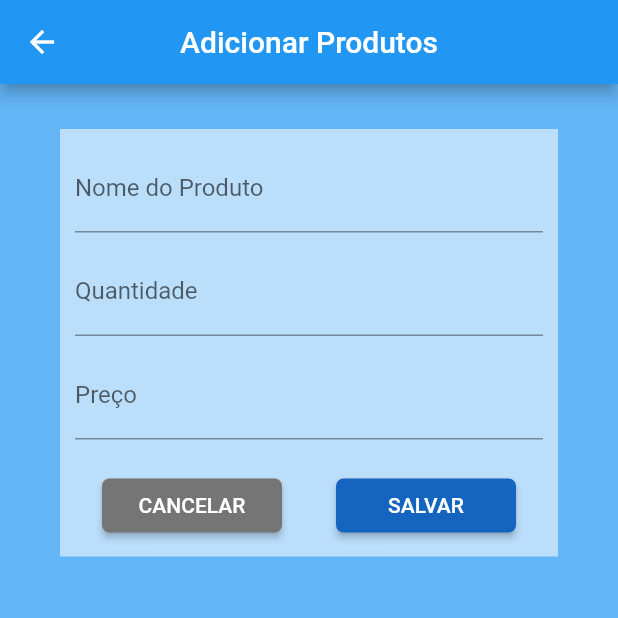
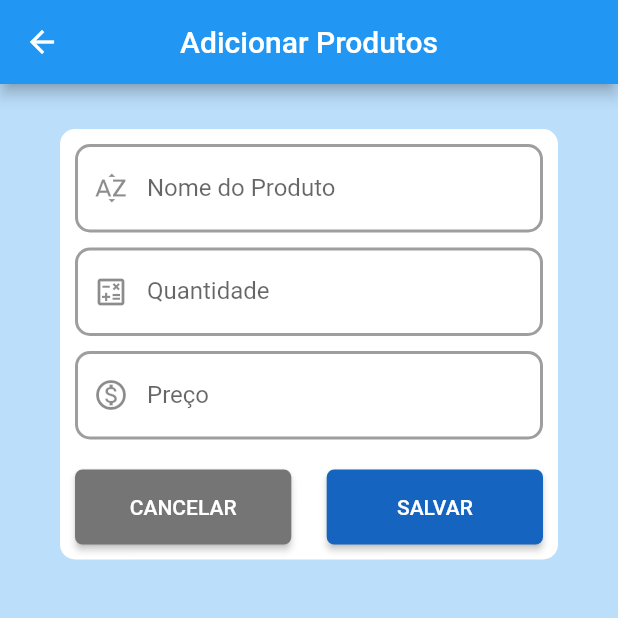
Before and after one commit to devlucasandrade/app_lista_de_compras_v1, a Flutter app: the AdicionarProdutosForm screen opened by its route, on a phone screen of 412 x 824 dp, the top half of it. Run offline on Flutter 3.47's test engine with Material 2 defaults, Android fonts, the phone set to English and light mode, and no system bars; our stand-ins replace smooth_page_indicator, sqflite; missing offline and left inert: dart:ffi; accounts and stored records are empty.

Commit message:
Melhorias em telas, formatação de valores.

```diff
--- a/lib/components/custom_bottomnavigatorbar.dart
+++ b/lib/components/custom_bottomnavigatorbar.dart
@@ -29,7 +29,7 @@ class _CustomBottomnavigatorbarState extends State<CustomBottomnavigatorbar> {
             mainAxisAlignment: MainAxisAlignment.spaceBetween,
             children: [
               Text(
-                real.format(widget.total),
+                'Total ' + real.format(widget.total),
                 // 'Total R\$ ' + widget.total.toStringAsFixed(2),
                 style: const TextStyle(
                   fontSize: 20,
--- a/lib/db/db_util.dart
+++ b/lib/db/db_util.dart
@@ -7,18 +7,42 @@ class DBUtil {
     return sql.openDatabase(
       path.join(dbPath, 'compras.db'),
       onCreate: (db, version) {
-        return db.execute('''
+        return _onCreate;
+        // db.execute('''
+        //   CREATE TABLE produtos (
+        //     id TEXT PRIMARY KEY,
+        //     nome TEXT,
+        //     quantidade INT,
+        //     preco REAL
+        //   )
+        // ''');
+      },
+      version: 1,
+    );
+  }
+
+  static _onCreate(db, verison) async {
+    await db.execute(_produtos);
+    await db.execute(_compras);
+  }
+
+  static String get _produtos => '''
           CREATE TABLE produtos (
             id TEXT PRIMARY KEY,
             nome TEXT,
             quantidade INT,
             preco REAL
           )
-        ''');
-      },
-      version: 1,
-    );
-  }
+        ''';
+
+  static String get _compras => '''
+          CREATE TABLE compras (
+            id TEXT PRIMARY KEY,
+            nome TEXT,
+            data DATE,
+            produtoId TEXT
+          )
+        ''';
 
   static Future<void> insert(String table, Map<String, Object> data) async {
     final db = await DBUtil.database();
--- a/lib/models/lista_de_produtos.dart
+++ b/lib/models/lista_de_produtos.dart
@@ -29,7 +29,6 @@ class ListaDeProdutos extends ChangeNotifier {
   void salvarProdutos(Map<String, Object> produto) {
     bool temId = produto['id'] != null;
     bool temPreco = produto['preco'] != null;
-    print(produto['preco']);
 
     final produtos = Produtos(
       id: temId ? produto['id'] as String : Random().nextDouble().toString(),
--- a/lib/pages/adicionar_produtos_form.dart
+++ b/lib/pages/adicionar_produtos_form.dart
@@ -66,7 +66,7 @@ class _AdicionarProdutosFormState extends State<AdicionarProdutosForm> {
   @override
   Widget build(BuildContext context) {
     return Scaffold(
-      backgroundColor: Colors.blue.shade300,
+      backgroundColor: Colors.blue.shade100,
       appBar: AppBar(
         title: const Text('Adicionar Produtos'),
         centerTitle: true,
@@ -76,15 +76,47 @@ class _AdicionarProdutosFormState extends State<AdicionarProdutosForm> {
           padding: const EdgeInsets.symmetric(horizontal: 40, vertical: 30),
           child: Container(
             padding: const EdgeInsets.all(10),
-            color: Colors.blue.shade100,
+            decoration: BoxDecoration(
+              color: Colors.white,
+              borderRadius: BorderRadius.circular(10),
+            ),
             child: Form(
               key: _formKey,
               child: Column(
                 children: [
                   TextFormField(
                     initialValue: _formData['nome']?.toString(),
-                    decoration:
-                        const InputDecoration(labelText: 'Nome do Produto'),
+                    decoration: InputDecoration(
+                      prefixIcon: Icon(Icons.sort_by_alpha),
+                      labelText: 'Nome do Produto',
+                      focusedBorder: OutlineInputBorder(
+                        borderRadius: BorderRadius.circular(10),
+                        borderSide: BorderSide(
+                          color: Colors.blue,
+                        ),
+                      ),
+                      enabledBorder: OutlineInputBorder(
+                        borderRadius: BorderRadius.circular(10),
+                        borderSide: BorderSide(
+                          color: Colors.grey,
+                          width: 2.0,
+                        ),
+                      ),
+                      errorBorder: OutlineInputBorder(
+                        borderRadius: BorderRadius.circular(10),
+                        borderSide: BorderSide(
+                          color: Colors.red,
+                          width: 2.0,
+                        ),
+                      ),
+                      focusedErrorBorder: OutlineInputBorder(
+                        borderRadius: BorderRadius.circular(10),
+                        borderSide: BorderSide(
+                          color: Colors.red,
+                          width: 2.0,
+                        ),
+                      ),
+                    ),
                     textInputAction: TextInputAction.next,
                     keyboardType: TextInputType.text,
                     textCapitalization: TextCapitalization.sentences,
@@ -106,7 +138,37 @@ class _AdicionarProdutosFormState extends State<AdicionarProdutosForm> {
                   const SizedBox(height: 10),
                   TextFormField(
                     initialValue: _formData['quantidade']?.toString(),
-                    decoration: const InputDecoration(labelText: 'Quantidade'),
+                    decoration: InputDecoration(
+                      prefixIcon: Icon(Icons.calculate_outlined),
+                      labelText: 'Quantidade',
+                      focusedBorder: OutlineInputBorder(
+                        borderRadius: BorderRadius.circular(10),
+                        borderSide: BorderSide(
+                          color: Colors.blue,
+                        ),
+                      ),
+                      enabledBorder: OutlineInputBorder(
+                        borderRadius: BorderRadius.circular(10),
+                        borderSide: BorderSide(
+                          color: Colors.grey,
+                          width: 2.0,
+                        ),
+                      ),
+                      errorBorder: OutlineInputBorder(
+                        borderRadius: BorderRadius.circular(10),
+                        borderSide: BorderSide(
+                          color: Colors.red,
+                          width: 2.0,
+                        ),
+                      ),
+                      focusedErrorBorder: OutlineInputBorder(
+                        borderRadius: BorderRadius.circular(10),
+                        borderSide: BorderSide(
+                          color: Colors.red,
+                          width: 2.0,
+                        ),
+                      ),
+                    ),
                     textInputAction: TextInputAction.next,
                     keyboardType: TextInputType.number,
                     onSaved: (quantidade) =>
@@ -119,14 +181,46 @@ class _AdicionarProdutosFormState extends State<AdicionarProdutosForm> {
                         return 'Informe a quantidade.';
                       }
 
+                      if (quantidade > 999) {
+                        return 'Informe a quantidade correta.';
+                      }
+
                       return null;
                     },
                   ),
                   const SizedBox(height: 10),
                   TextFormField(
                     initialValue: _formData['preco']?.toString(),
-                    decoration: const InputDecoration(
+                    decoration: InputDecoration(
                       labelText: 'Preço',
+                      prefixIcon: Icon(Icons.monetization_on_outlined),
+                      focusedBorder: OutlineInputBorder(
+                        borderRadius: BorderRadius.circular(10),
+                        borderSide: BorderSide(
+                          color: Colors.blue,
+                        ),
+                      ),
+                      enabledBorder: OutlineInputBorder(
+                        borderRadius: BorderRadius.circular(10),
+                        borderSide: BorderSide(
+                          color: Colors.grey,
+                          width: 2.0,
+                        ),
+                      ),
+                      errorBorder: OutlineInputBorder(
+                        borderRadius: BorderRadius.circular(10),
+                        borderSide: BorderSide(
+                          color: Colors.red,
+                          width: 2.0,
+                        ),
+                      ),
+                      focusedErrorBorder: OutlineInputBorder(
+                        borderRadius: BorderRadius.circular(10),
+                        borderSide: BorderSide(
+                          color: Colors.red,
+                          width: 2.0,
+                        ),
+                      ),
                     ),
                     textInputAction: TextInputAction.done,
                     keyboardType: TextInputType.number,
@@ -135,6 +229,10 @@ class _AdicionarProdutosFormState extends State<AdicionarProdutosForm> {
                     inputFormatters: [
                       RealMask(),
                     ],
+                    onFieldSubmitted: (value) {
+                      _submitForm();
+                      print('aqui');
+                    },
                     onSaved: (preco) {
                       _formData['preco'] = double.parse(
                         preco!.replaceAll(RegExp(r','), '.'),
@@ -149,15 +247,20 @@ class _AdicionarProdutosFormState extends State<AdicionarProdutosForm> {
                         return 'Informe Zero ou um valor positivo.';
                       }
 
+                      if (preco > 9999) {
+                        return 'Informe o valor correto.';
+                      }
+
                       return null;
                     },
                   ),
                   const SizedBox(height: 20),
                   Row(
-                    mainAxisAlignment: MainAxisAlignment.spaceAround,
+                    mainAxisAlignment: MainAxisAlignment.spaceBetween,
                     children: [
                       SizedBox(
-                        width: 120,
+                        width: MediaQuery.of(context).size.width * .35,
+                        height: 50,
                         child: ElevatedButton(
                           style: ElevatedButton.styleFrom(
                             primary: Colors.grey.shade600,
@@ -170,7 +273,8 @@ class _AdicionarProdutosFormState extends State<AdicionarProdutosForm> {
                         ),
                       ),
                       SizedBox(
-                        width: 120,
+                        width: MediaQuery.of(context).size.width * .35,
+                        height: 50,
                         child: ElevatedButton(
                           style: ElevatedButton.styleFrom(
                             primary: Colors.blue.shade800,
--- a/pubspec.yaml
+++ b/pubspec.yaml
@@ -15,7 +15,7 @@ publish_to: 'none' # Remove this line if you wish to publish to pub.dev
 # In iOS, build-name is used as CFBundleShortVersionString while build-number used as CFBundleVersion.
 # Read more about iOS versioning at
 # https://developer.apple.com/library/archive/documentation/General/Reference/InfoPlistKeyReference/Articles/CoreFoundationKeys.html
-version: 1.0.0+1
+version: 1.0.3
 
 environment:
   sdk: ">=2.16.2 <3.0.0"
```
Also changed, not shown: lib/components/item_da_lista_de_produtos_do_carrinho.dart (+14 -5 lines), lib/models/compras.dart (added, +15 -0 lines), lib/models/lista_de_compras.dart (added, +58 -0 lines).
